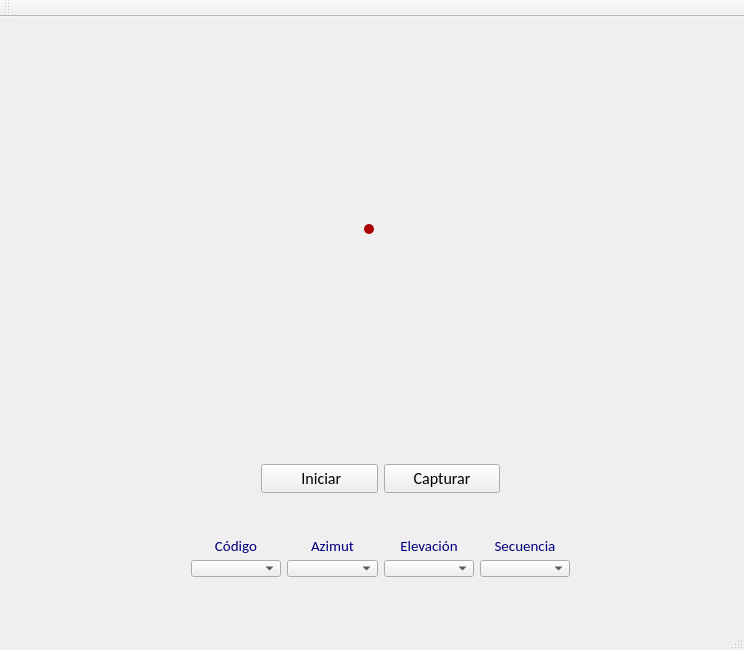
Old version of the form ProyectoPSM/ProyectoPSM.ui in the repository NauTTM/ProyectoPSM.
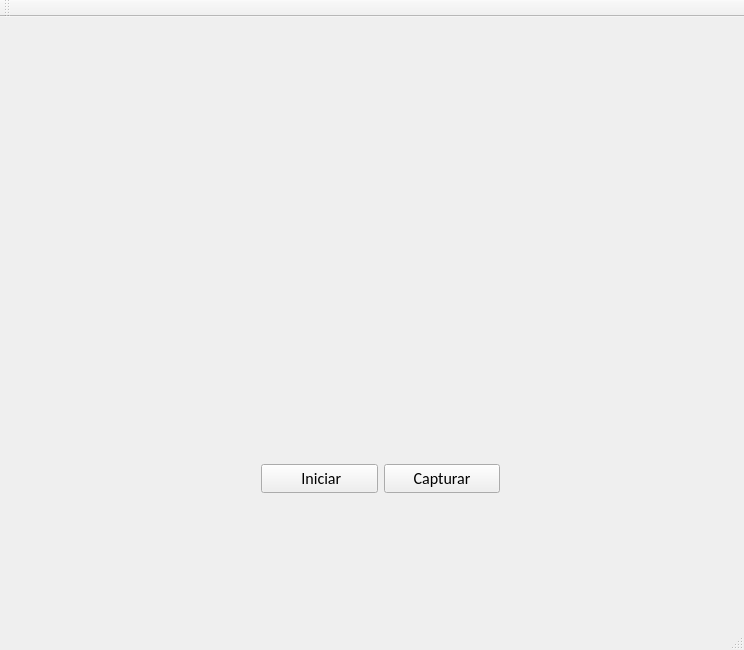
New version of the form.

Patch:
```diff
--- a/ProyectoPSM/ProyectoPSM.ui
+++ b/ProyectoPSM/ProyectoPSM.ui
@@ -39,164 +39,6 @@
       <bool>true</bool>
      </property>
     </widget>
-    <widget class="QLabel" name="label_5">
-     <property name="geometry">
-      <rect>
-       <x>355</x>
-       <y>198</y>
-       <width>10</width>
-       <height>10</height>
-      </rect>
-     </property>
-     <property name="styleSheet">
-      <string notr="true">background-color: rgb(170, 0, 0);
-border-radius:5px;
-</string>
-     </property>
-     <property name="text">
-      <string/>
-     </property>
-    </widget>
-   </widget>
-   <widget class="QWidget" name="layoutWidget">
-    <property name="geometry">
-     <rect>
-      <x>180</x>
-      <y>510</y>
-      <width>401</width>
-      <height>61</height>
-     </rect>
-    </property>
-    <property name="font">
-     <font>
-      <family>Calibri</family>
-      <pointsize>11</pointsize>
-     </font>
-    </property>
-    <layout class="QGridLayout" name="gridSelectores">
-     <item row="1" column="3">
-      <widget class="QLabel" name="label_4">
-       <property name="font">
-        <font>
-         <family>Calibri</family>
-         <pointsize>11</pointsize>
-        </font>
-       </property>
-       <property name="styleSheet">
-        <string notr="true">color: rgb(0, 0, 127);</string>
-       </property>
-       <property name="text">
-        <string>Secuencia</string>
-       </property>
-       <property name="alignment">
-        <set>Qt::AlignmentFlag::AlignCenter</set>
-       </property>
-      </widget>
-     </item>
-     <item row="2" column="1">
-      <widget class="QComboBox" name="comboAzimuth">
-       <property name="font">
-        <font>
-         <family>Calibri</family>
-         <pointsize>11</pointsize>
-        </font>
-       </property>
-      </widget>
-     </item>
-     <item row="2" column="3">
-      <widget class="QComboBox" name="comboSeq">
-       <property name="font">
-        <font>
-         <family>Calibri</family>
-         <pointsize>11</pointsize>
-        </font>
-       </property>
-      </widget>
-     </item>
-     <item row="2" column="0">
-      <widget class="QComboBox" name="comboCodigo">
-       <property name="font">
-        <font>
-         <family>Calibri</family>
-         <pointsize>11</pointsize>
-        </font>
-       </property>
-      </widget>
-     </item>
-     <item row="1" column="1">
-      <widget class="QLabel" name="label_2">
-       <property name="font">
-        <font>
-         <family>Calibri</family>
-         <pointsize>11</pointsize>
-        </font>
-       </property>
-       <property name="styleSheet">
-        <string notr="true">color: rgb(0, 0, 127);</string>
-       </property>
-       <property name="text">
-        <string>Azimut</string>
-       </property>
-       <property name="alignment">
-        <set>Qt::AlignmentFlag::AlignCenter</set>
-       </property>
-      </widget>
-     </item>
-     <item row="1" column="2">
-      <widget class="QLabel" name="label_3">
-       <property name="font">
-        <font>
-         <family>Calibri</family>
-         <pointsize>11</pointsize>
-        </font>
-       </property>
-       <property name="styleSheet">
-        <string notr="true">color: rgb(0, 0, 127);</string>
-       </property>
-       <property name="text">
-        <string>Elevación</string>
-       </property>
-       <property name="alignment">
-        <set>Qt::AlignmentFlag::AlignCenter</set>
-       </property>
-      </widget>
-     </item>
-     <item row="2" column="2">
-      <widget class="QComboBox" name="comboElev">
-       <property name="font">
-        <font>
-         <family>Calibri</family>
-         <pointsize>11</pointsize>
-        </font>
-       </property>
-      </widget>
-     </item>
-     <item row="1" column="0">
-      <widget class="QLabel" name="label">
-       <property name="maximumSize">
-        <size>
-         <width>16777215</width>
-         <height>16777215</height>
-        </size>
-       </property>
-       <property name="font">
-        <font>
-         <family>Calibri</family>
-         <pointsize>11</pointsize>
-        </font>
-       </property>
-       <property name="styleSheet">
-        <string notr="true">color: rgb(0, 0, 127);</string>
-       </property>
-       <property name="text">
-        <string>Código</string>
-       </property>
-       <property name="alignment">
-        <set>Qt::AlignmentFlag::AlignCenter</set>
-       </property>
-      </widget>
-     </item>
-    </layout>
    </widget>
    <widget class="QWidget" name="layoutWidget">
     <property name="geometry">
```
Left out of the diff: 18 changed lines with no effect on the pictures.
